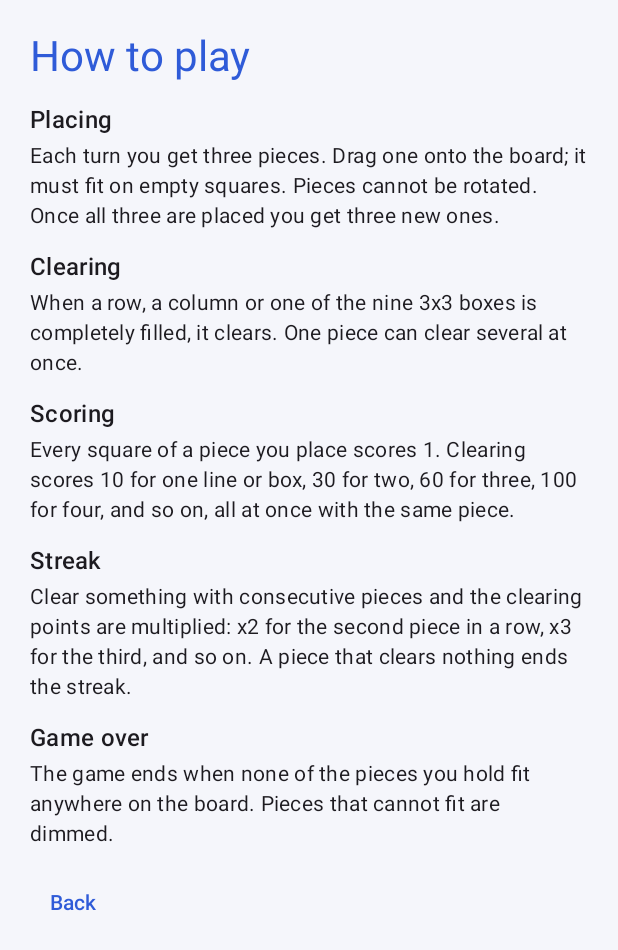
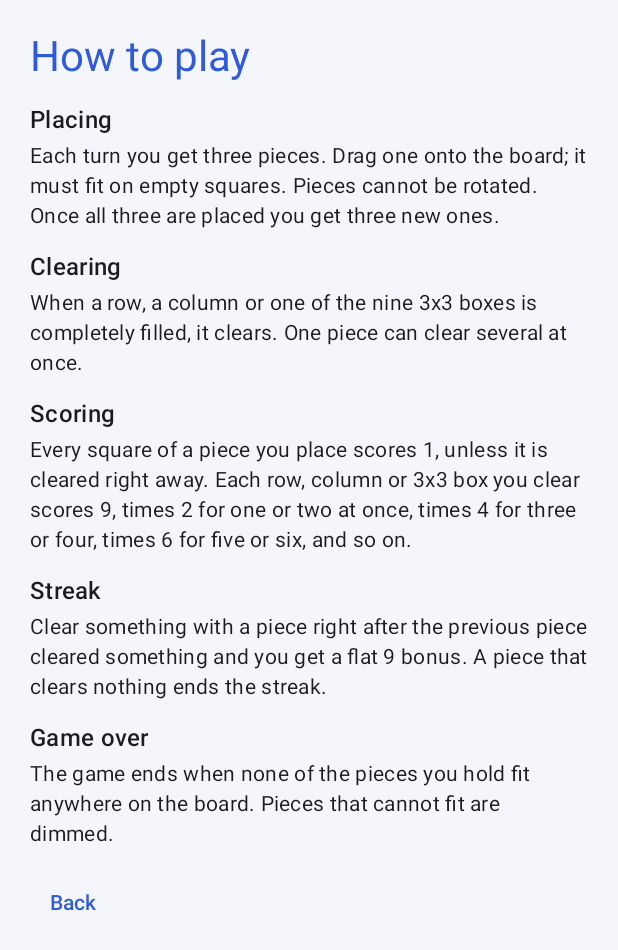
Before and after one commit to jpsutton/tilefit, an Android app built with Jetpack Compose: the screen it shows after launch (MainActivity), after a tap on "How to play", on a phone screen of 412 x 824 dp. Shown: the top 950 px of the screen. Run offline under Robolectric (Android 15) with nearby library versions, the phone set to English and light mode, and no system bars; 2 other taps on this screen came first.

Commit message:
Update rules text for the new piece set and scoring

```diff
--- a/app/src/main/java/io/github/jpsutton/tilefit/ui/RulesScreen.kt
+++ b/app/src/main/java/io/github/jpsutton/tilefit/ui/RulesScreen.kt
@@ -23,8 +23,8 @@ fun RulesScreen(onBack: () -> Unit) {
         Text("How to play", style = MaterialTheme.typography.headlineMedium, color = MaterialTheme.colorScheme.primary)
         Section("Placing", "Each turn you get three pieces. Drag one onto the board; it must fit on empty squares. Pieces cannot be rotated. Once all three are placed you get three new ones.")
         Section("Clearing", "When a row, a column or one of the nine 3x3 boxes is completely filled, it clears. One piece can clear several at once.")
-        Section("Scoring", "Every square of a piece you place scores 1. Clearing scores 10 for one line or box, 30 for two, 60 for three, 100 for four, and so on, all at once with the same piece.")
-        Section("Streak", "Clear something with consecutive pieces and the clearing points are multiplied: x2 for the second piece in a row, x3 for the third, and so on. A piece that clears nothing ends the streak.")
+        Section("Scoring", "Every square of a piece you place scores 1, unless it is cleared right away. Each row, column or 3x3 box you clear scores 9, times 2 for one or two at once, times 4 for three or four, times 6 for five or six, and so on.")
+        Section("Streak", "Clear something with a piece right after the previous piece cleared something and you get a flat 9 bonus. A piece that clears nothing ends the streak.")
         Section("Game over", "The game ends when none of the pieces you hold fit anywhere on the board. Pieces that cannot fit are dimmed.")
         TextButton(onClick = onBack) { Text("Back") }
     }
```
Also changed, not shown: 1 other file.
